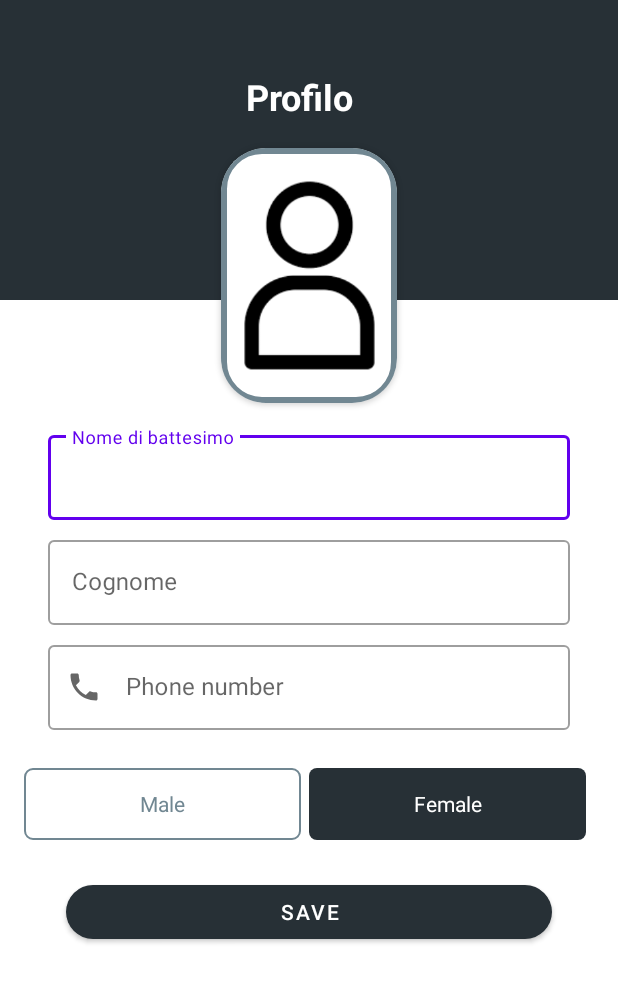
After one commit to Enrique213-VP/Firebase_Store, an Android app: the UserProfileActivity screen opened directly, with no data from a screen before it, on a phone screen of 412 x 824 dp. The commit adds this screen. Shown: the top 982 px of the screen. Run offline under Robolectric (Android 15) with nearby library versions, the phone set to English and light mode, and no system bars; Roboto replaces fonts that are not available here; 1 statement that could not run was skipped.

Commit message:
Create activity user, add font and update login for user

```diff
--- /dev/null
+++ b/app/src/main/java/com/firebaseauth/core/RadioButton.kt
@@ -0,0 +1,24 @@
+package com.firebaseauth.core
+
+import android.content.Context
+import android.graphics.Typeface
+import android.util.AttributeSet
+import androidx.appcompat.widget.AppCompatRadioButton
+
+class RadioButton(context: Context, attributeSet: AttributeSet) :
+    AppCompatRadioButton(context, attributeSet) {
+
+    init {
+        //Call the function to apply the font to the components
+        applyFont()
+    }
+
+    private fun applyFont() {
+
+        //This is used to get the file from the assets folder and set it to the tittle textView
+        val typeface: Typeface = Typeface.createFromAsset(context.assets, "RubikSprayPaint-Regular.ttf")
+        setTypeface(typeface)
+    }
+
+
+}
--- a/app/src/main/java/com/firebaseauth/ui/LoginActivity.kt
+++ b/app/src/main/java/com/firebaseauth/ui/LoginActivity.kt
@@ -41,8 +41,15 @@ class LoginActivity : BaseActivity(), View.OnClickListener {
         Log.i("Last name", user.lastname)
         Log.i("Email", user.email)
 
-        // Redirect the user to main screen after log in.
-        startActivity(Intent(this@LoginActivity, MainActivity::class.java))
+
+
+        if(user.profileCompleted == 0) {
+            //If the user profile is incomplete
+            val intent = Intent(this@LoginActivity, UserProfileActivity::class.java)
+            startActivity(intent)
+        } else {
+            startActivity(Intent(this@LoginActivity, MainActivity::class.java))
+        }
         finish()
     }
 
--- /dev/null
+++ b/app/src/main/java/com/firebaseauth/ui/UserProfileActivity.kt
@@ -0,0 +1,12 @@
+package com.firebaseauth.ui
+
+import androidx.appcompat.app.AppCompatActivity
+import android.os.Bundle
+import com.firebaseauth.R
+
+class UserProfileActivity : AppCompatActivity() {
+    override fun onCreate(savedInstanceState: Bundle?) {
+        super.onCreate(savedInstanceState)
+        setContentView(R.layout.activity_user_profile)
+    }
+}
--- /dev/null
+++ b/app/src/main/res/drawable/border_radius.xml
@@ -0,0 +1,10 @@
+<?xml version="1.0" encoding="utf-8"?>
+<shape xmlns:android="http://schemas.android.com/apk/res/android"
+    android:shape="rectangle">
+
+    <stroke
+        android:width="4dp"
+        android:color="@color/colorPrimaryLight"/>
+    <corners android:radius="25dp"/>
+
+</shape>
--- /dev/null
+++ b/app/src/main/res/drawable/gender_tab_selector.xml
@@ -0,0 +1,28 @@
+<?xml version="1.0" encoding="utf-8"?>
+<selector xmlns:android="http://schemas.android.com/apk/res/android">
+
+    <item android:state_checked="true">
+        <shape android:shape="rectangle">
+
+            <solid android:color="@color/colorPrimary"/>
+
+            <corners android:bottomLeftRadius="5dp"
+                android:bottomRightRadius="5dp"
+                android:topLeftRadius="5dp"
+                android:topRightRadius="5dp"/>
+        </shape>
+    </item>
+
+    <item android:state_checked="false">
+        <shape android:shape="rectangle">
+
+            <stroke android:width="1dp"
+                android:color="@color/colorPrimaryLight"/>
+
+            <corners android:bottomLeftRadius="5dp"
+                android:bottomRightRadius="5dp"
+                android:topLeftRadius="5dp"
+                android:topRightRadius="5dp"/>
+        </shape>
+    </item>
+</selector>
--- /dev/null
+++ b/app/src/main/res/drawable/gender_tab_text_color.xml
@@ -0,0 +1,9 @@
+<?xml version="1.0" encoding="utf-8"?>
+<selector xmlns:android="http://schemas.android.com/apk/res/android">
+
+    <item android:color="@color/white"
+        android:state_checked="true"/>
+
+    <item android:color="@color/colorPrimaryLight"
+        android:state_checked="false"/>
+</selector>
--- /dev/null
+++ b/app/src/main/res/drawable/ic_phone.xml
@@ -0,0 +1,5 @@
+<vector android:height="24dp" android:tint="#090606"
+    android:viewportHeight="24" android:viewportWidth="24"
+    android:width="24dp" xmlns:android="http://schemas.android.com/apk/res/android">
+    <path android:fillColor="@android:color/white" android:pathData="M6.62,10.79c1.44,2.83 3.76,5.14 6.59,6.59l2.2,-2.2c0.27,-0.27 0.67,-0.36 1.02,-0.24 1.12,0.37 2.33,0.57 3.57,0.57 0.55,0 1,0.45 1,1V20c0,0.55 -0.45,1 -1,1 -9.39,0 -17,-7.61 -17,-17 0,-0.55 0.45,-1 1,-1h3.5c0.55,0 1,0.45 1,1 0,1.25 0.2,2.45 0.57,3.57 0.11,0.35 0.03,0.74 -0.25,1.02l-2.2,2.2z"/>
+</vector>
--- a/app/src/main/res/layout/activity_main.xml
+++ b/app/src/main/res/layout/activity_main.xml
@@ -1,7 +1,11 @@
 <?xml version="1.0" encoding="utf-8"?>
-<androidx.constraintlayout.widget.ConstraintLayout xmlns:android="http://schemas.android.com/apk/res/android"
+<ScrollView xmlns:android="http://schemas.android.com/apk/res/android"
     xmlns:app="http://schemas.android.com/apk/res-auto"
     xmlns:tools="http://schemas.android.com/tools"
+    android:layout_width="match_parent"
+    android:layout_height="match_parent">
+
+    <androidx.constraintlayout.widget.ConstraintLayout
         android:layout_width="match_parent"
         android:layout_height="match_parent"
         tools:context=".MainActivity">
@@ -62,3 +66,5 @@
             app:layout_constraintTop_toBottomOf="@+id/tvUserEmail" />
 
     </androidx.constraintlayout.widget.ConstraintLayout>
+
+</ScrollView>
--- /dev/null
+++ b/app/src/main/res/layout/activity_user_profile.xml
@@ -0,0 +1,192 @@
+<?xml version="1.0" encoding="utf-8"?>
+<ScrollView xmlns:android="http://schemas.android.com/apk/res/android"
+    xmlns:app="http://schemas.android.com/apk/res-auto"
+    xmlns:tools="http://schemas.android.com/tools"
+    android:layout_width="match_parent"
+    android:layout_height="match_parent">
+
+    <androidx.constraintlayout.widget.ConstraintLayout
+        android:layout_width="match_parent"
+        android:layout_height="match_parent"
+        tools:context=".ui.UserProfileActivity">
+
+
+        <View
+            android:id="@+id/topView"
+            android:layout_width="0dp"
+            android:layout_height="200dp"
+            android:background="@color/colorPrimary"
+            app:layout_constraintEnd_toEndOf="parent"
+            app:layout_constraintStart_toStartOf="parent"
+            app:layout_constraintTop_toTopOf="parent" />
+
+        <TextView
+            android:id="@+id/topText"
+            android:layout_width="0dp"
+            android:layout_height="wrap_content"
+            android:layout_marginStart="164dp"
+            android:layout_marginTop="48dp"
+            android:text="Profilo"
+            android:textColor="@color/white"
+            android:textSize="24sp"
+            android:textStyle="bold"
+            app:layout_constraintStart_toStartOf="parent"
+            app:layout_constraintTop_toTopOf="parent" />
+
+        <androidx.cardview.widget.CardView
+            android:id="@+id/cardView"
+            android:layout_width="117dp"
+            android:layout_height="170dp"
+
+            android:layout_marginBottom="16dp"
+            android:clipToPadding="true"
+            app:cardCornerRadius="30dp"
+            app:layout_constraintBottom_toTopOf="@+id/guideline2"
+            app:layout_constraintEnd_toEndOf="parent"
+            app:layout_constraintStart_toStartOf="parent">
+
+            <ImageView
+                android:id="@+id/imageUser"
+                android:layout_width="match_parent"
+                android:layout_height="match_parent"
+                android:layout_margin="8dp"
+                android:background="@color/colorPrimaryLight"
+                android:scaleType="centerCrop"
+                android:src="@drawable/ic_user_background" />
+
+            <View
+                android:layout_width="117dp"
+                android:layout_height="match_parent"
+                android:background="@drawable/border_radius" />
+
+        </androidx.cardview.widget.CardView>
+
+        <androidx.constraintlayout.widget.Guideline
+            android:id="@+id/guideline2"
+            android:layout_width="wrap_content"
+            android:layout_height="wrap_content"
+            android:orientation="horizontal"
+            app:layout_constraintGuide_begin="285dp" />
+
+        <com.google.android.material.textfield.TextInputLayout
+            android:id="@+id/inputFirstName"
+            style="@style/Widget.MaterialComponents.TextInputLayout.OutlinedBox"
+            android:layout_width="0dp"
+            android:layout_height="wrap_content"
+            android:layout_marginStart="32dp"
+            android:layout_marginEnd="32dp"
+            android:hint="Nome di battesimo"
+            android:inputType="textPersonName"
+            app:layout_constraintEnd_toEndOf="parent"
+            app:layout_constraintStart_toStartOf="parent"
+            app:layout_constraintTop_toBottomOf="@+id/guideline2">
+
+            <com.google.android.material.textfield.TextInputEditText
+                android:id="@+id/FirstName"
+                android:layout_width="match_parent"
+                android:layout_height="wrap_content" />
+        </com.google.android.material.textfield.TextInputLayout>
+
+        <com.google.android.material.textfield.TextInputLayout
+            android:id="@+id/inputLastName"
+            style="@style/Widget.MaterialComponents.TextInputLayout.OutlinedBox"
+            android:layout_width="0dp"
+            android:layout_height="wrap_content"
+            android:layout_marginStart="32dp"
+            android:layout_marginTop="8dp"
+            android:layout_marginEnd="32dp"
+            android:hint="Cognome"
+            android:inputType="textPersonName"
+            app:layout_constraintEnd_toEndOf="parent"
+            app:layout_constraintStart_toStartOf="parent"
+            app:layout_constraintTop_toBottomOf="@+id/inputFirstName">
+
+            <com.google.android.material.textfield.TextInputEditText
+                android:id="@+id/LastName"
+                android:layout_width="match_parent"
+                android:layout_height="wrap_content" />
+        </com.google.android.material.textfield.TextInputLayout>
+
+
+        <com.google.android.material.textfield.TextInputLayout
+            android:id="@+id/inputPhoneNumber"
+            style="@style/Widget.MaterialComponents.TextInputLayout.OutlinedBox"
+            android:layout_width="0dp"
+            android:layout_height="wrap_content"
+            android:layout_marginStart="32dp"
+            android:layout_marginTop="8dp"
+            android:layout_marginEnd="32dp"
+            android:hint="Phone number "
+            android:inputType="textPersonName"
+            app:layout_constraintEnd_toEndOf="parent"
+            app:layout_constraintStart_toStartOf="parent"
+            app:layout_constraintTop_toBottomOf="@+id/inputLastName"
+            app:startIconDrawable="@drawable/ic_phone">
+
+            <com.google.android.material.textfield.TextInputEditText
+                android:id="@+id/PhoneNumber"
+                android:inputType="phone"
+                android:layout_width="match_parent"
+                android:layout_height="wrap_content" />
+        </com.google.android.material.textfield.TextInputLayout>
+
+        <RadioGroup
+            android:id="@+id/radioGroupGender"
+            android:layout_width="match_parent"
+            android:layout_height="48dp"
+            android:layout_marginStart="16dp"
+            android:layout_marginTop="25dp"
+            android:layout_marginEnd="16dp"
+            android:orientation="horizontal"
+            app:layout_constraintBottom_toTopOf="@id/buttonSubmit"
+            app:layout_constraintEnd_toEndOf="parent"
+            app:layout_constraintStart_toStartOf="parent"
+            app:layout_constraintTop_toBottomOf="@id/inputPhoneNumber">
+
+            <com.firebaseauth.core.RadioButton
+                android:id="@+id/radioButtonMale"
+                android:layout_width="0dp"
+                android:layout_height="match_parent"
+                android:layout_marginEnd="5dp"
+                android:layout_weight="1"
+                android:background="@drawable/gender_tab_selector"
+                android:button="@null"
+                android:checked="true"
+                android:gravity="center"
+                android:text="Male"
+                android:textColor="@drawable/gender_tab_text_color"
+                android:textStyle="bold" />
+
+            <com.firebaseauth.core.RadioButton
+                android:id="@+id/radioButtonFemale"
+                android:layout_width="0dp"
+                android:layout_height="match_parent"
+                android:layout_marginEnd="5dp"
+                android:layout_weight="1"
+                android:background="@drawable/gender_tab_selector"
+                android:button="@null"
+                android:checked="true"
+                android:gravity="center"
+                android:text="Female"
+                android:textColor="@drawable/gender_tab_text_color"
+                android:textStyle="bold" />
+        </RadioGroup>
+
+        <com.google.android.material.button.MaterialButton
+            android:id="@+id/buttonSubmit"
+            android:layout_width="match_parent"
+            android:layout_height="wrap_content"
+            android:layout_marginStart="44dp"
+            android:layout_marginTop="24dp"
+            android:layout_marginEnd="44dp"
+            android:text="Save"
+            app:backgroundTint="@color/colorPrimary"
+            app:cornerRadius="20dp"
+            app:layout_constraintEnd_toEndOf="parent"
+            app:layout_constraintStart_toStartOf="parent"
+            app:layout_constraintTop_toBottomOf="@+id/radioGroupGender" />
+
+
+    </androidx.constraintlayout.widget.ConstraintLayout>
+
+</ScrollView>
--- a/app/src/main/res/values/colors.xml
+++ b/app/src/main/res/values/colors.xml
@@ -9,4 +9,5 @@
     <color name="white">#FFFFFFFF</color>
     <color name="colorPrimary">#273036</color>
     <color name="colorPrimaryDark">#273036</color>
+    <color name="colorPrimaryLight">#718792</color>
 </resources>
```
Also changed, not shown: app/src/main/AndroidManifest.xml (+10 -2 lines), app/src/main/res/drawable/ic_user_background.png (added), 1 other file. Lines whose indentation alone changed are shown as unchanged.
